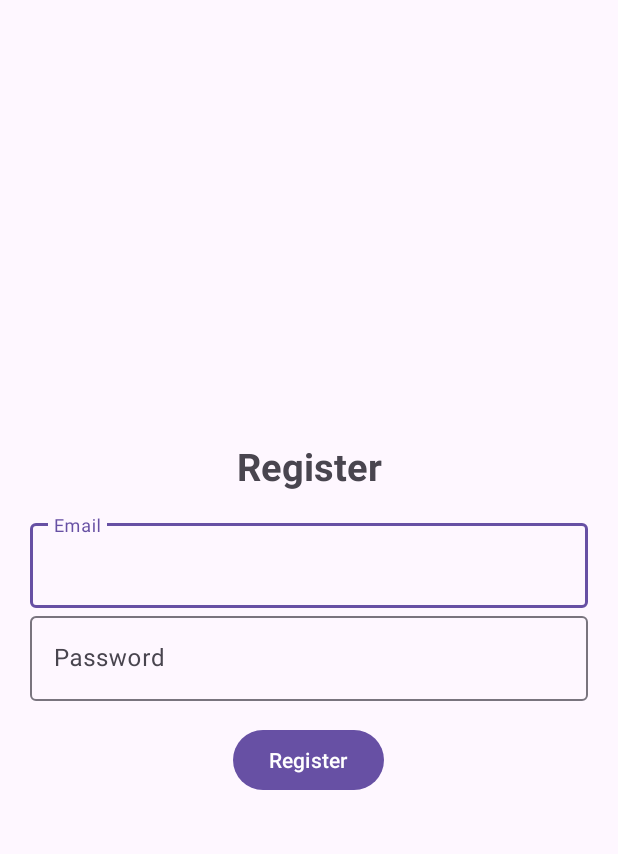
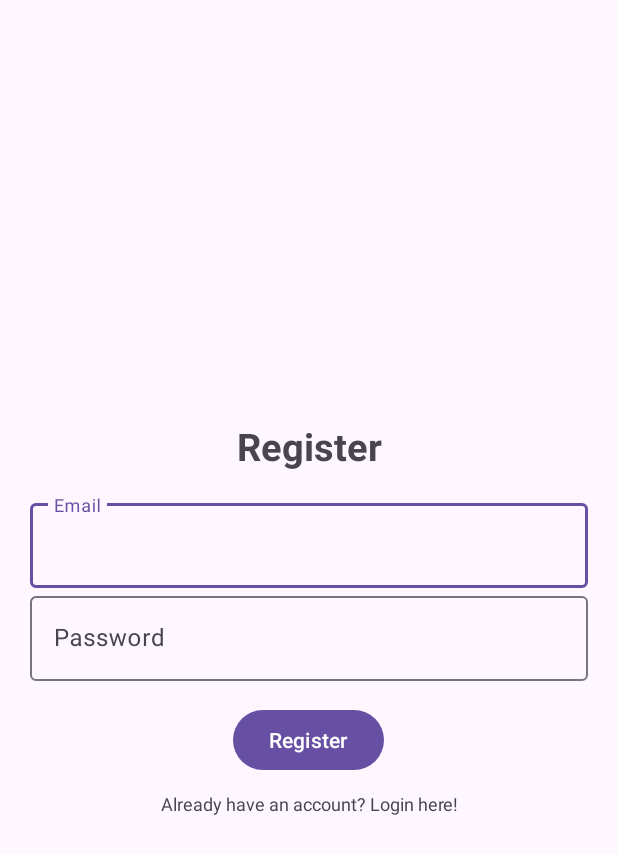
Before and after one commit to jiayao3/COMP90018Group100, an Android app: the Registration screen opened directly, with no data from a screen before it, on a phone screen of 412 x 824 dp. Shown: the top 854 px of the screen. Run offline under Robolectric (Android 15) with nearby library versions, the phone set to English and light mode, and no system bars; our stand-ins replace Firebase (no records; nobody signed in at launch, a user with empty details on screens opened directly).

Commit message:
Added the option to register instead or login instead

```diff
--- a/app/src/main/java/com/example/clouddatabase/Registration.java
+++ b/app/src/main/java/com/example/clouddatabase/Registration.java
@@ -1,14 +1,96 @@
 package com.example.clouddatabase;
 
+import androidx.annotation.NonNull;
 import androidx.appcompat.app.AppCompatActivity;
 
+import android.content.Intent;
 import android.os.Bundle;
+import android.text.TextUtils;
+import android.view.View;
+import android.widget.Button;
+import android.widget.TextView;
+import android.widget.Toast;
+
+import com.google.android.gms.tasks.OnCompleteListener;
+import com.google.android.gms.tasks.Task;
+import com.google.android.material.textfield.TextInputEditText;
+import com.google.firebase.auth.AuthResult;
+import com.google.firebase.auth.FirebaseAuth;
+import com.google.firebase.auth.FirebaseUser;
+
+import org.w3c.dom.Text;
 
 public class Registration extends AppCompatActivity {
+
+    TextInputEditText input_email, input_password;
+    Button reg_btn;
+    FirebaseAuth mAuth;
+    TextView login_here;
+
 
     @Override
     protected void onCreate(Bundle savedInstanceState) {
         super.onCreate(savedInstanceState);
         setContentView(R.layout.activity_registration);
+
+        mAuth = FirebaseAuth.getInstance();
+
+        // Getting the values for each input
+        input_email = findViewById(R.id.email);
+        input_password = findViewById(R.id.password);
+        reg_btn = findViewById(R.id.register_btn);
+        login_here = findViewById(R.id.login_opt);
+
+        // Checking if the button is clicked
+        reg_btn.setOnClickListener(new View.OnClickListener() {
+            @Override
+            public void onClick(View view) {
+                String email, password;
+
+                // Obtaining the typed inputs
+                email = String.valueOf(input_email.getText());
+                password = String.valueOf(input_password.getText());
+
+                // Checking if the inputs are empty
+                if (TextUtils.isEmpty(email)) {
+                    Toast.makeText(Registration.this, "Email cannot be empty.", Toast.LENGTH_SHORT).show();
+                    return;
+                }
+                if (TextUtils.isEmpty(password)) {
+                    Toast.makeText(Registration.this, "Password cannot be empty.", Toast.LENGTH_SHORT).show();
+                    return;
+                }
+
+                // Code taken from firebase original documentation
+                // https://firebase.google.com/docs/auth/android/password-auth#java_3
+                mAuth.createUserWithEmailAndPassword(email, password)
+                        .addOnCompleteListener(new OnCompleteListener<AuthResult>() {
+                            @Override
+                            public void onComplete(@NonNull Task<AuthResult> task) {
+                                if (task.isSuccessful()) {
+                                    Toast.makeText(Registration.this, "Account Succesfully Created.",
+                                            Toast.LENGTH_SHORT).show();
+
+                                } else {
+                                    // If sign in fails, display a message to the user.
+                                    Toast.makeText(Registration.this, "Authentication failed.",
+                                            Toast.LENGTH_SHORT).show();
+                                }
+                            }
+                        });
+            }
+        });
+
+        // Checking if "login here!" is clicked
+        login_here.setOnClickListener(new View.OnClickListener() {
+            @Override
+            public void onClick(View view) {
+                // If the button is clicked, it will bring the user to the login page
+                Intent intent = new Intent(getApplicationContext(), Login.class);
+                startActivity(intent);
+                // Ends the current activity
+                finish();
+            }
+        });
     }
 }
--- a/app/src/main/res/layout/activity_registration.xml
+++ b/app/src/main/res/layout/activity_registration.xml
@@ -53,4 +53,14 @@
         android:layout_width="wrap_content"
         android:layout_height="wrap_content"/>
 
+    <!--Added option to login instead-->
+    <TextView
+        android:id="@+id/login_opt"
+        android:text="@string/already_have_an_account_login_here"
+        android:textSize="12sp"
+        android:gravity="center"
+        android:layout_marginTop="10dp"
+        android:layout_width="match_parent"
+        android:layout_height="wrap_content"/>
+
 </LinearLayout>
--- a/app/src/main/res/values/strings.xml
+++ b/app/src/main/res/values/strings.xml
@@ -4,4 +4,6 @@
     <string name="email">Email</string>
     <string name="password">Password</string>
     <string name="register">Register</string>
+    <string name="already_have_an_account_login_here">Already have an account? Login here!</string>
+    <string name="don_t_have_an_account_register_here">Don\'t have an account? Register here!</string>
 </resources>
```
Also changed, not shown: app/src/main/res/layout/activity_login.xml (+10 -0 lines).
